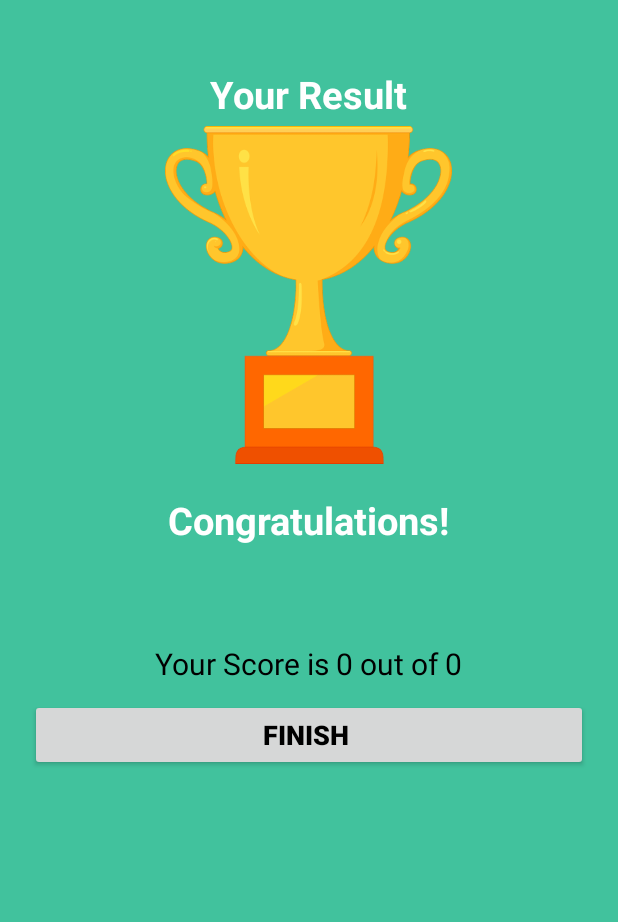
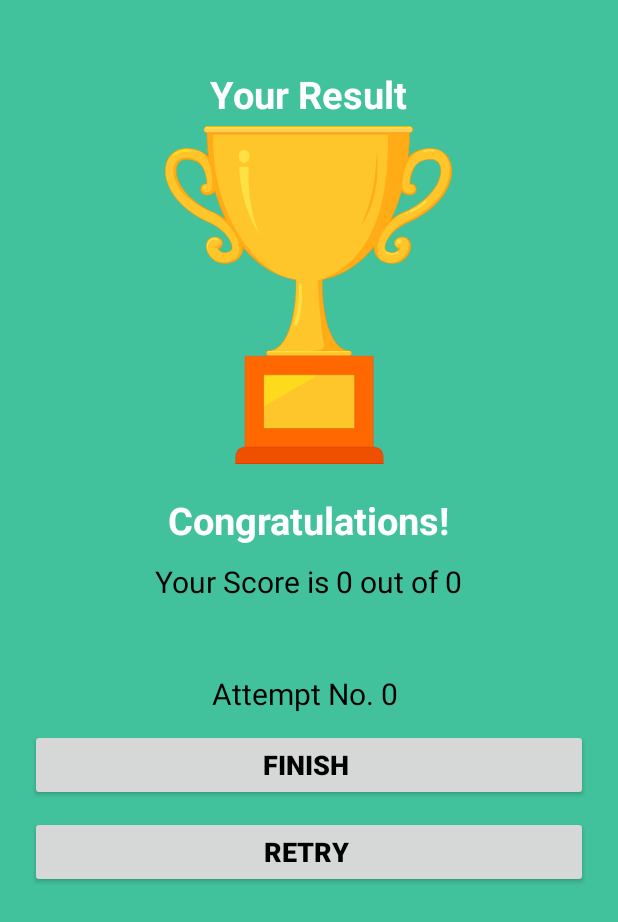
Before and after one commit to OmalleyFinalYearAppliedProject/FinalYearAppliedProjectGMIT, an Android app: the ResultActivity screen opened directly, with no data from a screen before it, on a phone screen of 412 x 824 dp. Shown: the top 922 px of the screen. Run offline under Robolectric (Android 15) with nearby library versions, the phone set to English and light mode, and no system bars.

Commit message:
added styling

```diff
--- a/ELEARNINGGMITAPP/app/src/main/java/com/example/e_learning_gmit_app/activities/QuestionLobby.kt
+++ b/ELEARNINGGMITAPP/app/src/main/java/com/example/e_learning_gmit_app/activities/QuestionLobby.kt
@@ -6,6 +6,7 @@ import android.os.Bundle
 import android.widget.Toast
 import com.example.e_learning_gmit_app.R
 import com.example.e_learning_gmit_app.data.Constants
+import com.example.e_learning_gmit_app.data.Constants.noOfQuizzesTaken
 import kotlinx.android.synthetic.main.activity_question_lobby.*
 
 class QuestionLobby : AppCompatActivity() {
@@ -20,7 +21,6 @@ class QuestionLobby : AppCompatActivity() {
         actionbar.setDisplayHomeAsUpEnabled(true)
         actionbar.setDisplayHomeAsUpEnabled(true)
 
-
         // Button event Handler
 
         btn_start.setOnClickListener {
@@ -33,9 +33,11 @@ class QuestionLobby : AppCompatActivity() {
                     "Please enter your name ", Toast.LENGTH_SHORT
                 ).show()
             } else {
+
                 // Start activity once entered
                 val intentQs = Intent(this, QuizQuestionsActivity::class.java)
                 intent.putExtra(Constants.USER_NAME,et_name.text.toString())
+                noOfQuizzesTaken++;
                 startActivity(intentQs)
                 // end
                 finish()
--- a/ELEARNINGGMITAPP/app/src/main/java/com/example/e_learning_gmit_app/activities/ResultActivity.kt
+++ b/ELEARNINGGMITAPP/app/src/main/java/com/example/e_learning_gmit_app/activities/ResultActivity.kt
@@ -14,20 +14,27 @@ class ResultActivity : AppCompatActivity() {
 
         // instance variables
         val username = intent.getStringExtra(Constants.USER_NAME)
-        tv_name.text = username
+        tv_name.text =username
 
 
         val totalQs  = intent.getIntExtra(Constants.TOTAL_QUESTIONS,0)
         val correctAns   = intent.getIntExtra(Constants.Correct_Ans,0)
-
+        val noOfQuizzesTaken   = intent.getIntExtra(Constants.Correct_Ans,0)
 
         // bind user score from constants
         tv_score.text = "Your Score is $correctAns out of $totalQs"
+        tv_attempt.text = "Attempt No. $noOfQuizzesTaken "
 
         // return user to home
         btn_finish.setOnClickListener{
 
             startActivity(Intent(this, DashboardActivity::class.java))
         }
+
+        // return user to home
+        btn_retry.setOnClickListener{
+
+            startActivity(Intent(this, QuizQuestionsActivity::class.java))
+        }
     }
 }
--- a/ELEARNINGGMITAPP/app/src/main/java/com/example/e_learning_gmit_app/data/Constants.kt
+++ b/ELEARNINGGMITAPP/app/src/main/java/com/example/e_learning_gmit_app/data/Constants.kt
@@ -4,9 +4,12 @@ import com.example.e_learning_gmit_app.R
 
 object Constants{
 
-    const val USER_NAME: String = "user"
+    const val USER_NAME: String = "user_name"
     const val TOTAL_QUESTIONS: String = "total_q"
     const val Correct_Ans: String = "correct_q"
+    const val Quiz_Attempts: String = "quiz_attempt"
+    var noOfQuizzesTaken: Int = 1
+
 
     // function with a list of questions hard coded and displayed in quiz questions activity
     fun getQuestions(): ArrayList<Question>
--- a/ELEARNINGGMITAPP/app/src/main/java/com/example/e_learning_gmit_app/data/Question.kt
+++ b/ELEARNINGGMITAPP/app/src/main/java/com/example/e_learning_gmit_app/data/Question.kt
@@ -15,4 +15,5 @@ data class Question(
     val optionThree: String,
     val optionFour: String,
     val correctAnswer: Int
-)
+
+    )
--- a/ELEARNINGGMITAPP/app/src/main/res/layout/activity_question_lobby.xml
+++ b/ELEARNINGGMITAPP/app/src/main/res/layout/activity_question_lobby.xml
@@ -16,7 +16,7 @@
         android:id="@+id/tv_app_name"
         android:layout_width="match_parent"
         android:layout_height="wrap_content"
-        android:text="Welcome to the lobby "
+        android:text="Welcome to the Quiz lobby "
         android:gravity="center"
         android:layout_marginBottom="30dp"
         android:textSize="25sp"
--- a/ELEARNINGGMITAPP/app/src/main/res/layout/activity_result.xml
+++ b/ELEARNINGGMITAPP/app/src/main/res/layout/activity_result.xml
@@ -10,8 +10,6 @@
     android:gravity="center_horizontal"
     android:padding="20dp"
     >
-
-
     <TextView
         android:id="@+id/tv_result"
         android:layout_width="wrap_content"
@@ -40,16 +38,6 @@
         android:textStyle="bold"/>
 
 
-    <TextView
-        android:id="@+id/tv_name"
-        android:layout_width="wrap_content"
-        android:layout_height="wrap_content"
-        android:layout_marginTop="25dp"
-        android:textColor="@android:color/white"
-        android:textSize="22sp"
-        android:textStyle="bold"
-        tools:text="username"/>
-
 
 
     <TextView
@@ -61,7 +49,26 @@
         android:textSize="20sp"
         tools:text="YOU GOT"/>
 
-<Button
+    <TextView
+        android:id="@+id/tv_name"
+        android:layout_width="wrap_content"
+        android:layout_height="wrap_content"
+        android:layout_marginTop="10dp"
+        android:textColor="@android:color/black"
+        android:textSize="20sp"
+        tools:text="User"/>
+
+    <TextView
+        android:id="@+id/tv_attempt"
+        android:layout_width="wrap_content"
+        android:layout_height="wrap_content"
+        android:layout_marginTop="10dp"
+        android:textColor="@android:color/black"
+        android:textSize="20sp"
+        tools:text="Attempt No"/>
+
+
+    <Button
     android:id= "@+id/btn_finish"
     android:layout_width="match_parent"
     android:layout_height="wrap_content"
@@ -70,4 +77,14 @@
     android:text="Finish "
     android:textSize= "18sp"
     android:textStyle="bold"/>
+
+    <Button
+        android:id= "@+id/btn_retry"
+        android:layout_width="match_parent"
+        android:layout_height="wrap_content"
+        android:layout_marginTop="10dp"
+        android:textColor="@color/colorPrimaryDark"
+        android:text="Retry "
+        android:textSize= "18sp"
+        android:textStyle="bold"/>
 </LinearLayout>
--- a/ELEARNINGGMITAPP/app/src/main/res/layout/activity_user_profile.xml
+++ b/ELEARNINGGMITAPP/app/src/main/res/layout/activity_user_profile.xml
@@ -64,7 +64,7 @@
         app:layout_constraintHorizontal_bias="1.0"
 
         android:text="Logout"
-        android:textColor="@color/colorAccent"
+        android:textColor="@color/bachground"
         android:textSize="18sp"
         android:textStyle="bold"
         app:layout_constraintBottom_toBottomOf="parent"
--- a/ELEARNINGGMITAPP/app/src/main/res/values/colors.xml
+++ b/ELEARNINGGMITAPP/app/src/main/res/values/colors.xml
@@ -1,6 +1,6 @@
 <?xml version="1.0" encoding="utf-8"?>
 <resources>
-   <color name="colorPrimary">#5271ff</color>
+   <color name="colorPrimary">#11F6C0</color>
     <color name="colorPrimaryDark">#000000</color>
     <color name="colorAccent">#11F6C0</color>
     <color name="white">#FFFFFF</color>
--- a/ELEARNINGGMITAPP/app/src/main/res/values/styles.xml
+++ b/ELEARNINGGMITAPP/app/src/main/res/values/styles.xml
@@ -3,7 +3,7 @@
     <!-- Base application theme. -->
     <style name="AppTheme" parent="Theme.AppCompat.Light.DarkActionBar">
         <!-- Customize your theme here. -->
-        <item name="colorPrimary">@color/colorPrimary</item>
+        <item name="colorPrimary">@color/colorAccent</item>
         <item name="colorPrimaryDark">@color/colorPrimaryDark</item>
         <item name="colorAccent">@color/colorAccent</item>
     </style>
```
Also changed, not shown: ELEARNINGGMITAPP/app/src/main/java/com/example/e_learning_gmit_app/activities/QuizQuestionsActivity.kt (+9 -3 lines), ELEARNINGGMITAPP/app/src/main/res/layout/activity_login.xml (+0 -18 lines), ELEARNINGGMITAPP/app/src/main/res/layout/activity_quiz_questions.xml (+11 -0 lines).
